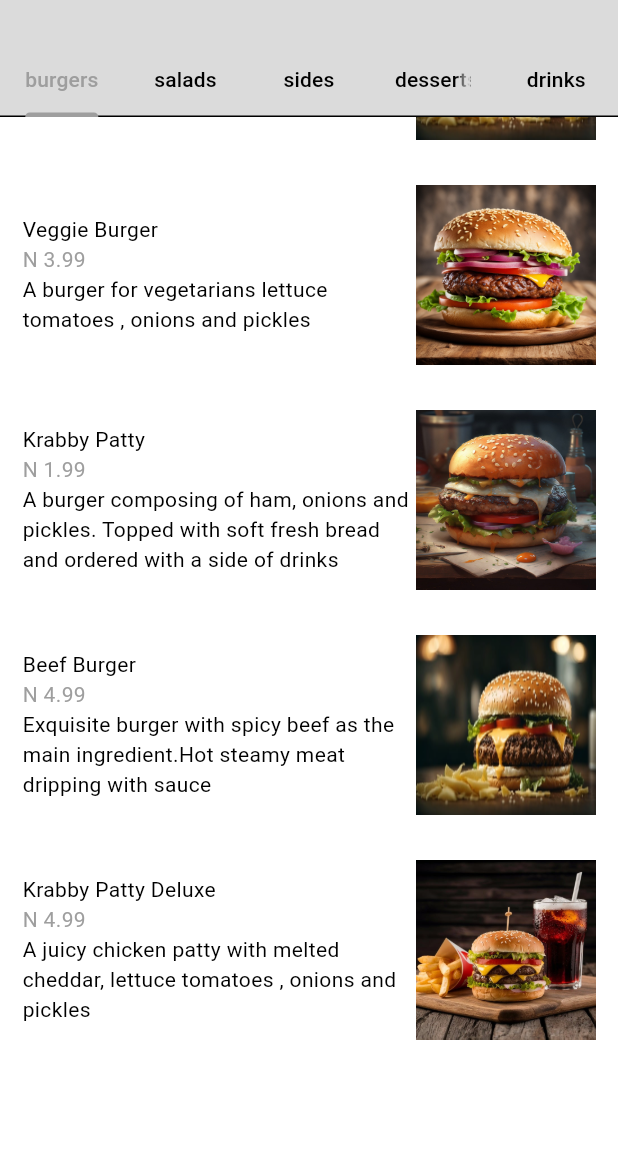
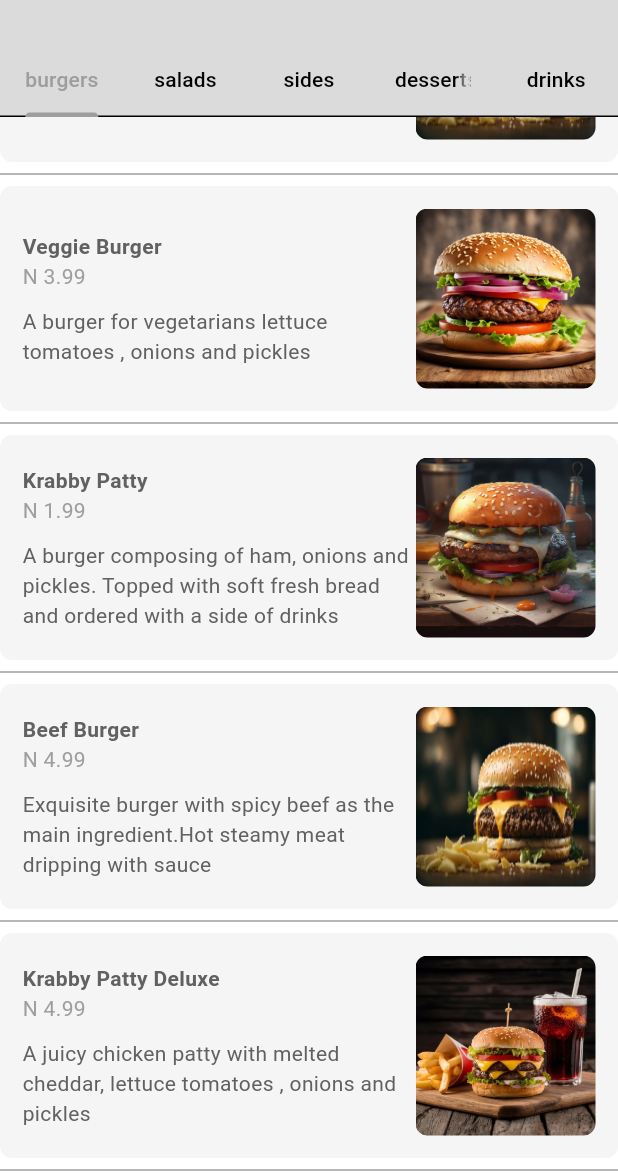
Before and after one commit to dr33k/delivr, a Flutter app: the HomeScreen screen opened directly, scrolled down 320 dp, on a phone screen of 412 x 824 dp, the part 63-1236 px from its top. Run offline on Flutter 3.47's test engine with Material 3 defaults, Android fonts, the phone set to English and light mode, and no system bars; our stand-ins replace bloc, cloud_firestore, firebase_auth, firebase_core, rxdart; missing offline and left inert: dart:ffi; accounts and stored records are empty.

Commit message:
Added Divider after each Food Tile

```diff
--- a/lib/components/app_food_tile.dart
+++ b/lib/components/app_food_tile.dart
@@ -18,8 +18,12 @@ class AppFoodTile extends StatelessWidget {
         children: [
           GestureDetector(
             onTap: onTap,
-          child: Padding(
+            child: Container(
                 padding: const EdgeInsets.all(15.0),
+                decoration: BoxDecoration(
+                    color: Theme.of(context).colorScheme.secondary,
+                    borderRadius: BorderRadius.circular(8)
+                ),
                 child: Row(
                 children: [
                   //Food Details
@@ -27,17 +31,22 @@ class AppFoodTile extends StatelessWidget {
                     child: Column(
                       crossAxisAlignment: CrossAxisAlignment.start,
                       children: [
-                      Text(food.name),
+                        Text(food.name, style: TextStyle(color: Theme.of(context).colorScheme.inversePrimary, fontWeight: FontWeight.bold),),
                         Text('N ${food.price}', style: TextStyle(color: Theme.of(context).colorScheme.primary),),
-                      Text(food.description)
+                        SizedBox(height: 10,),
+                        Text(food.description,  style: TextStyle(color: Theme.of(context).colorScheme.inversePrimary))
                       ],
                     ),
                   ),
-                Image.asset(food.imagePath, height: 120, width: 120,fit: BoxFit.fill)
+                  ClipRRect(
+                    borderRadius: BorderRadius.circular(8),
+                      child: Image.asset(food.imagePath, height: 120, width: 120,fit: BoxFit.fill)
+                  )
                 ],
               ),
               ),
-        )
+            ),
+          Divider(color: Theme.of(context).colorScheme.primary,)
         ],
     );
   }
--- a/lib/screens/home_screen.dart
+++ b/lib/screens/home_screen.dart
@@ -56,7 +56,6 @@ class _HomeScreenState extends State<HomeScreen> with SingleTickerProviderStateM
 
     return Scaffold(
       drawer: AppDrawer(),
-
       body: NestedScrollView(
         headerSliverBuilder: (context, innerBoxIsScrolled)=>
         [
```
Lines whose indentation alone changed are shown as unchanged.
